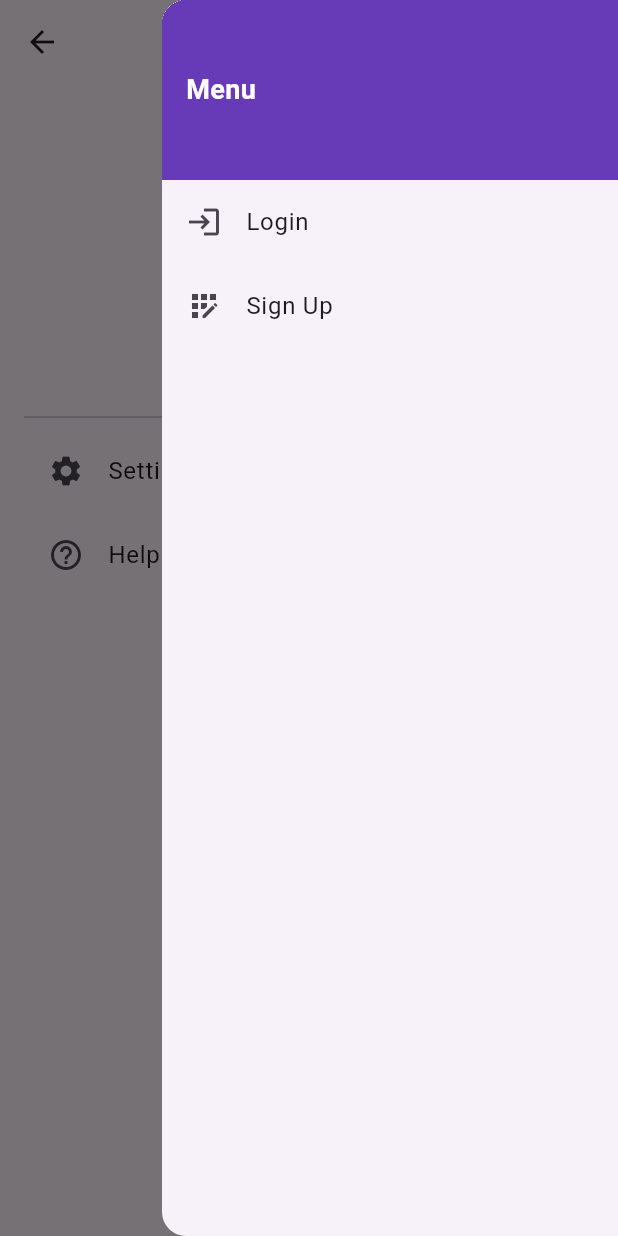
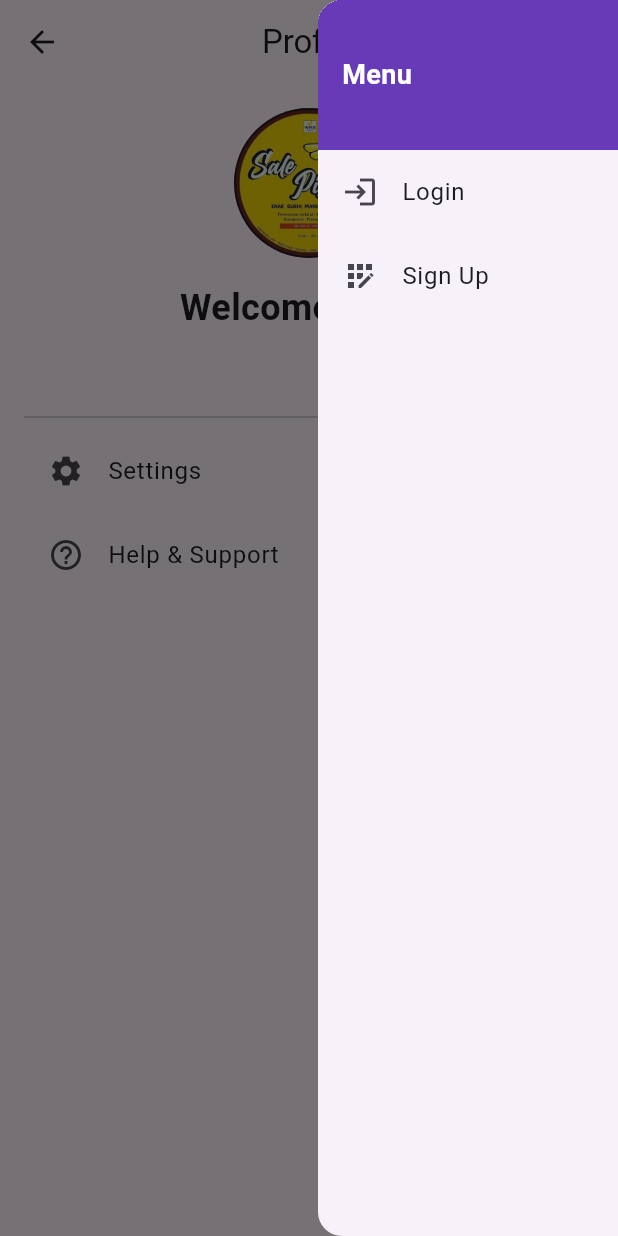
Before and after one commit to Reeyyyh/sale_pisang_malang_mobile, a Flutter app: the ProfilePageView screen opened directly, with the side drawer open, on a phone screen of 412 x 824 dp. Run offline on Flutter 3.47's test engine with Material 3 defaults, Android fonts, the phone set to English and light mode, and no system bars; our stand-ins replace cloud_firestore, firebase_auth, firebase_core, get; missing offline and left inert: curved_navigation_bar_with_label; accounts and stored records are empty.

Commit message:
hero for drawer and profile

```diff
--- a/lib/app/modules/Page/4_Profile/views/profile_page_view.dart
+++ b/lib/app/modules/Page/4_Profile/views/profile_page_view.dart
@@ -29,11 +29,14 @@ class ProfilePageView extends StatelessWidget {
         ],
       ),
       endDrawer: Drawer(
+        width: 200,
         child: ListView(
           padding: EdgeInsets.zero,
           children: [
-            Container(
-              height: 120,
+            Hero(
+              tag: 'drawerToAppBarHero',
+              child: Container(
+                height: 100,
                 color: Colors.deepPurple,
                 alignment: Alignment.centerLeft,
                 padding: const EdgeInsets.symmetric(horizontal: 16.0),
@@ -42,7 +45,7 @@ class ProfilePageView extends StatelessWidget {
                   style: TextStyle(
                       color: Colors.white,
                       fontSize: 18,
-                  fontWeight: FontWeight.bold
+                      fontWeight: FontWeight.bold),
                 ),
               ),
             ),
@@ -55,7 +58,11 @@ class ProfilePageView extends StatelessWidget {
                       title: const Text('Login'),
                       onTap: () {
                         Navigator.pop(context);
+                        // Get.offAll(() => LoginPageView());
+                        Get.to(() => LoginPageView())?.then((_) {
+                          // Hapus halaman sebelumnya dari stack setelah transisi
                           Get.offAll(() => LoginPageView());
+                        });
                       },
                     ),
                     ListTile(
@@ -63,7 +70,11 @@ class ProfilePageView extends StatelessWidget {
                       title: const Text('Sign Up'),
                       onTap: () {
                         Navigator.pop(context);
+                        // Get.offAll(() => SignUpPageView());
+                        Get.to(() => SignUpPageView())?.then((_) {
+                          // Hapus halaman sebelumnya dari stack setelah transisi
                           Get.offAll(() => SignUpPageView());
+                        });
                       },
                     ),
                   ],
```
Also changed, not shown: lib/app/modules/auth/views/login_page_view.dart (+16 -12 lines), lib/app/modules/auth/views/signup_page_view.dart (+31 -16 lines). Lines whose indentation alone changed are shown as unchanged.
